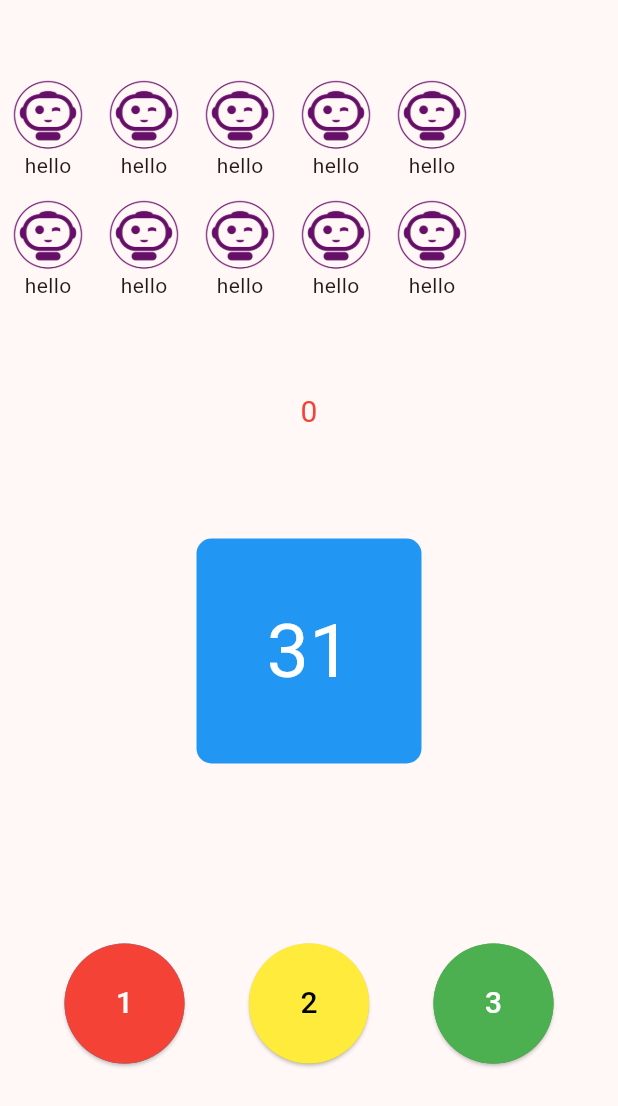
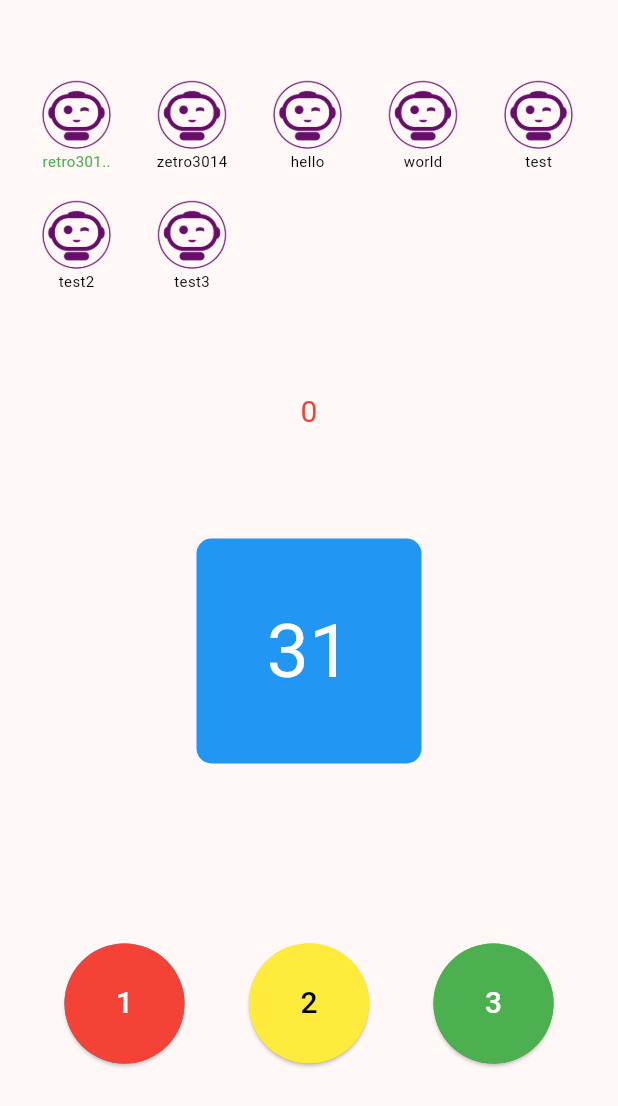
Before and after one commit to mad-ground/mad-flutter, a Flutter app: the screen it shows after launch, on a phone screen of 412 x 824 dp. Shown: the top 1106 px of the screen. Run offline on Flutter 3.47's test engine with Material 2 defaults, Android fonts, the phone set to English and light mode, and no system bars; our stand-ins replace socket_io_client; missing offline and left inert: flutter_naver_login.

Commit message:
FIX) SocketSystem, Game1System

```diff
--- a/lib/game1/Game1Client.dart
+++ b/lib/game1/Game1Client.dart
@@ -3,19 +3,61 @@ import 'package:madground/component/button.dart';
 import 'package:madground/menu/StartMenu.dart';
 import 'dart:async';
 import 'package:madground/socket/SocketSystem.dart';
-
+import 'dart:ui';
 
 class Game1System {
   Game1System(this.startTimer, this.endTimer, this.reloadState);
   bool isCurrentUser = true;
+  int currentUserIdx = 0;
 
-  late List<String> userList;
+  List<String> userList = [];
+  List<String> userNameList = [];
   int num = 31;
   Function startTimer, endTimer, reloadState;
-  void setUserList(List<String> userList){
+  void setUserList(List<String> userList, List<String> userNameList){
+    this.userList = userList;
+    // TEST
+    this.userNameList = ["retro3014asdfasdfasdf", "zetro3014", "hello", "world", "test", "test2", "test3"];
+    //this.userNameList = userNameList;
+    // TEST
+    //reloadState();
+  }
+  String _getUserName(int index){
+    if(index >= userNameList.length){
+      return "";
+    }
+    if(userNameList[index].length > 10){
+      return userNameList[index].substring(0, 8)+"..";
+    }
+    return userNameList[index];
+  }
+  String getUserName(int r, int c){
+    if(!isUserValid(r, c)){
+      return "";
+    }
+    return _getUserName(r*5+c);
+  }
+  bool isUserValid(int r, int c){
+    return (r*5+c < userNameList.length);
+  }
 
+  Color getTextColor(int r, int c){
+    if(!isUserValid(r, c)){
+      return Colors.black;
     }
+    if(r*5+c == currentUserIdx){
+      return Colors.green;
+    }
+    return Colors.black;
+  }
+
   void setCurrentUser(String userId){
+    for(int i=0; i<userList.length; i++){
+      if(userList[i] == userId){
+        currentUserIdx = i;
+        break;
+      }
+    }
     if (userId == "my_user_id"){
       isCurrentUser = true;
       startTimer();
@@ -54,10 +96,6 @@ class Game1System {
 
   int getCurrentNum(){
     return num;
-  }
-
-  void userInit(List<String> _userList) {
-
   }
 
   int selection = 0;
@@ -150,6 +188,7 @@ class _Game1PageState extends State<Game1Page> {
 
   _Game1PageState(){
     game1System = Game1System(startTimer, endTimer, reloadState);
+    game1System.setUserList([], []);
   }
 
   void startTimer(){
@@ -199,38 +238,47 @@ class _Game1PageState extends State<Game1Page> {
     return Scaffold(
       body: Column(children: [
         Padding(
-          padding: const EdgeInsets.only(top: 50.0),
+          padding: EdgeInsets.only(top: 50.0, left: (MediaQuery.of(context).size.width - 360)/2),
           child: SizedBox(
-            height: 80.0,
-            child: ListView.builder(
+            height: 80,
+            child: ListView.separated(
               scrollDirection: Axis.horizontal,
               itemCount: 5,
               itemBuilder: (context, index) {
-                return Padding(
-                  padding: const EdgeInsets.symmetric(horizontal: 7.0),
+                return Visibility(
+                  visible: game1System.isUserValid(0, index),
                     child: Column(children: [
                       Image.asset('images/test.png', width: 50, height: 50),
-                    const Text('hello')
+                      Text(game1System.getUserName(0, index), style: TextStyle(fontSize: 10, color: game1System.getTextColor(0, index)))
                     ]),
                 );
               },
+              separatorBuilder: (context, index) => SizedBox(
+                width:27,
               ),
             ),
           ),
-        SizedBox(
-          height: 80.0,
-          child: ListView.builder(
+        ),
+        Padding(
+          padding: EdgeInsets.only(left: (MediaQuery.of(context).size.width - 360)/2),
+          child: SizedBox(
+            height: 80,
+            child: ListView.separated(
               scrollDirection: Axis.horizontal,
               itemCount: 5,
               itemBuilder: (context, index) {
-              return Padding(
-                padding: const EdgeInsets.symmetric(horizontal: 7.0),
+                return Visibility(
+                  visible: game1System.isUserValid(1, index),
                   child: Column(children: [
                       Image.asset('images/test.png', width: 50, height: 50),
-                  const Text('hello')
+                      Text(game1System.getUserName(1, index), style: TextStyle(fontSize: 10, color: game1System.getTextColor(1, index)))
                   ]),
                 );
               },
+              separatorBuilder: (context, index) => SizedBox(
+                width: 27,
+              ),
+            ),
           ),
         ),
         Padding(
```
Also changed, not shown: lib/game2/Game2Client.dart (added, +61 -0 lines), lib/socket/SocketSystem.dart (+30 -6 lines). Lines whose indentation alone changed are shown as unchanged.
